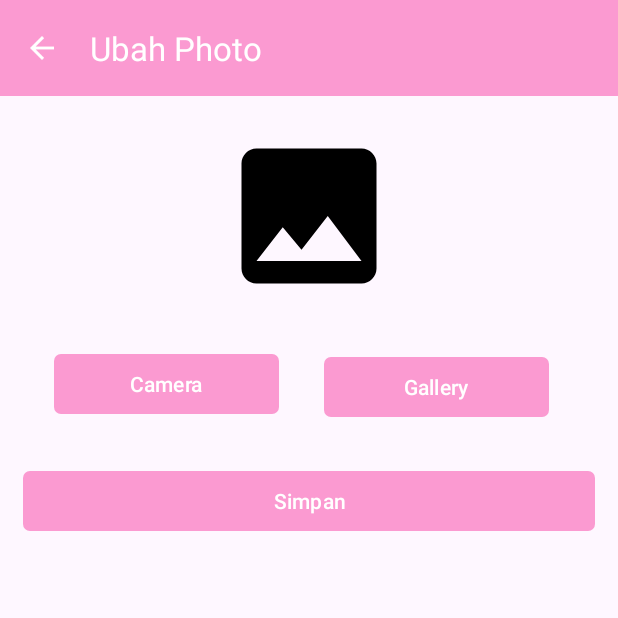
After one commit to rissrgr/Lost-Found_Riris-Iyut, an Android app: the ProfileManageActivity screen opened directly, with no data from a screen before it, on a phone screen of 412 x 824 dp, the top half of it. The commit adds this screen. Run offline under Robolectric (Android 15) with nearby library versions, the phone set to English and light mode, and no system bars; network calls fail; pictures from the network do not load; Roboto replaces fonts that are not available here.

Commit message:
lost-found-11s21004

```diff
--- a/app/src/main/AndroidManifest.xml
+++ b/app/src/main/AndroidManifest.xml
@@ -3,6 +3,9 @@
     xmlns:tools="http://schemas.android.com/tools">
 
     <uses-permission android:name="android.permission.INTERNET" />
+    <uses-permission
+        android:name="android.permission.WRITE_EXTERNAL_STORAGE"
+        android:maxSdkVersion="28" />
 
     <application
         android:allowBackup="true"
@@ -14,6 +17,9 @@
         android:supportsRtl="true"
         android:theme="@style/Theme.LostFounds"
         tools:targetApi="31">
+        <activity
+            android:name=".presentation.profile.ProfileManageActivity"
+            android:exported="false" />
         <activity
             android:name=".presentation.lostfound.LostFoundFavoriteActivity"
             android:exported="false" />
--- a/app/src/main/java/com/ifs21004/lostfounds/presentation/main/MainActivity.kt
+++ b/app/src/main/java/com/ifs21004/lostfounds/presentation/main/MainActivity.kt
@@ -4,6 +4,7 @@ import android.content.Intent
 import android.os.Bundle
 import android.util.Log
 import android.view.View
+import android.widget.SearchView
 import android.widget.Toast
 import androidx.activity.result.contract.ActivityResultContracts
 import androidx.activity.viewModels
@@ -11,7 +12,6 @@ import androidx.appcompat.app.AppCompatActivity
 import androidx.core.content.ContextCompat
 import androidx.recyclerview.widget.DividerItemDecoration
 import androidx.recyclerview.widget.LinearLayoutManager
-import android.widget.SearchView
 import com.ifs18005.delcomtodo.data.remote.response.DelcomLostFoundsResponse
 import com.ifs18005.delcomtodo.data.remote.response.LostFoundsItemResponse
 import com.ifs21004.lostfounds.R
--- /dev/null
+++ b/app/src/main/java/com/ifs21004/lostfounds/presentation/profile/ProfileManageActivity.kt
@@ -0,0 +1,170 @@
+package com.ifs21004.lostfounds.presentation.profile
+
+import android.content.Intent
+import android.net.Uri
+import android.os.Bundle
+import android.provider.MediaStore
+import android.view.View
+import android.widget.Toast
+import androidx.activity.result.contract.ActivityResultContracts
+import androidx.activity.viewModels
+import androidx.appcompat.app.AlertDialog
+import androidx.appcompat.app.AppCompatActivity
+import com.bumptech.glide.Glide
+import com.ifs21004.lostfounds.R
+import com.ifs21004.lostfounds.data.remote.MyResult
+import com.ifs21004.lostfounds.databinding.ActivityChangeProfileBinding
+import com.ifs21004.lostfounds.helper.Utils.Companion.observeOnce
+import com.ifs21004.lostfounds.helper.getImageUri
+import com.ifs21004.lostfounds.presentation.ViewModelFactory
+import okhttp3.MediaType.Companion.toMediaType
+import okhttp3.MultipartBody
+import okhttp3.RequestBody.Companion.toRequestBody
+
+class ProfileManageActivity : AppCompatActivity() {
+
+    private lateinit var binding: ActivityChangeProfileBinding
+    private var currentImageUri: Uri? = null
+    private val viewModel: ProfileViewModel by viewModels {
+        ViewModelFactory.getInstance(this)
+    }
+
+    override fun onCreate(savedInstanceState: Bundle?) {
+        super.onCreate(savedInstanceState)
+        binding = ActivityChangeProfileBinding.inflate(layoutInflater)
+        setContentView(binding.root)
+        setupView()
+        setupAction()
+    }
+
+    private fun setupView() {
+        showLoading(false)
+    }
+
+    private fun setupAction() {
+        binding.apply {
+            appbarLostFoundManage.title = "Ubah Photo"
+
+            btnSave.setOnClickListener {
+
+                if (currentImageUri != null) {
+                    val imageFile = currentImageUri?.let { uri ->
+                        contentResolver.openInputStream(uri)?.use { inputStream ->
+                            val imageRequestBody =
+                                inputStream.readBytes().toRequestBody("image/*".toMediaType())
+                            MultipartBody.Part.createFormData("photo", "photo.jpg", imageRequestBody)
+                        }
+                    }
+                    if (imageFile != null) {
+                        editPhoto(imageFile)
+
+                    }
+                } else {
+                    AlertDialog.Builder(this@ProfileManageActivity).apply {
+                        setTitle("Oh No!")
+                        setMessage("Pilih gambar terlebih dahulu!")
+                        setPositiveButton("Oke") { _, _ -> }
+                        create()
+                        show()
+                    }
+                }
+            }
+
+            btnCamera.setOnClickListener {
+                startCamera()
+            }
+
+            btnGallery.setOnClickListener {
+                startGallery()
+            }
+        }
+    }
+
+    private fun startGallery() {
+        launcherGallery.launch(
+            Intent(
+                Intent.ACTION_PICK,
+                MediaStore.Images.Media.EXTERNAL_CONTENT_URI
+            )
+        )
+    }
+
+    private fun startCamera() {
+        currentImageUri = getImageUri(this)
+        launcherIntentCamera.launch(currentImageUri)
+    }
+
+    private val launcherIntentCamera = registerForActivityResult(
+        ActivityResultContracts.TakePicture()
+    ) { isSuccess ->
+        if (isSuccess) {
+            showImage()
+        }
+    }
+
+    private val launcherGallery = registerForActivityResult(
+        ActivityResultContracts.StartActivityForResult()
+    ) { result ->
+        if (result.resultCode == RESULT_OK) {
+            val data: Intent? = result.data
+            val selectedImageUri: Uri? = data?.data
+            selectedImageUri?.let {
+                currentImageUri = it
+                showImage()
+            }
+        } else {
+            Toast.makeText(
+                applicationContext,
+                "Tidak ada media yang dipilih!",
+                Toast.LENGTH_SHORT
+            ).show()
+        }
+    }
+
+    private fun showImage() {
+        currentImageUri?.let {
+            Glide.with(this@ProfileManageActivity)
+                .load(it)
+                .placeholder(R.drawable.ic_image_24)
+                .into(binding.ivAccountManageCover)
+        }
+    }
+
+    private fun editPhoto( cover: MultipartBody.Part) {
+        viewModel.editPhoto(cover).observeOnce { result ->
+            when (result) {
+                is MyResult.Loading -> {
+                    showLoading(true)
+                }
+                is MyResult.Success -> {
+                    // Handle success
+                    showLoading(false)
+                    Toast.makeText(
+                        applicationContext,
+                        "Berhasil mengubah foto profil!",
+                        Toast.LENGTH_SHORT
+                    ).show()
+                    startActivity(Intent(this@ProfileManageActivity,ProfileActivity::class.java))
+                    finish()
+                }
+                is MyResult.Error -> {
+                    // Handle error
+                    showLoading(false)
+                    AlertDialog.Builder(this@ProfileManageActivity).apply {
+                        setTitle("Oh No!")
+                        setMessage(result.error)
+                        setPositiveButton("Oke") { _, _ -> }
+                        create()
+                        show()
+                    }
+                }
+            }
+        }
+    }
+
+    private fun showLoading(isLoading: Boolean) {
+        binding.pbManage.visibility = if (isLoading) View.VISIBLE else View.GONE
+        binding.btnSave.isActivated = !isLoading
+        binding.btnSave.text = if (isLoading) "" else "Simpan"
+    }
+}
--- /dev/null
+++ b/app/src/main/res/drawable/ic_camera.xml
@@ -0,0 +1,6 @@
+<vector android:height="24dp" android:tint="#000000"
+    android:viewportHeight="24" android:viewportWidth="24"
+    android:width="24dp" xmlns:android="http://schemas.android.com/apk/res/android">
+    <path android:fillColor="@android:color/white" android:pathData="M12,12m-3.2,0a3.2,3.2 0,1 1,6.4 0a3.2,3.2 0,1 1,-6.4 0"/>
+    <path android:fillColor="@android:color/white" android:pathData="M9,2L7.17,4L4,4c-1.1,0 -2,0.9 -2,2v12c0,1.1 0.9,2 2,2h16c1.1,0 2,-0.9 2,-2L22,6c0,-1.1 -0.9,-2 -2,-2h-3.17L15,2L9,2zM12,17c-2.76,0 -5,-2.24 -5,-5s2.24,-5 5,-5 5,2.24 5,5 -2.24,5 -5,5z"/>
+</vector>
--- /dev/null
+++ b/app/src/main/res/drawable/ic_gallery.xml
@@ -0,0 +1,5 @@
+<vector android:height="24dp" android:tint="#000000"
+    android:viewportHeight="24" android:viewportWidth="24"
+    android:width="24dp" xmlns:android="http://schemas.android.com/apk/res/android">
+    <path android:fillColor="@android:color/white" android:pathData="M22,16L22,4c0,-1.1 -0.9,-2 -2,-2L8,2c-1.1,0 -2,0.9 -2,2v12c0,1.1 0.9,2 2,2h12c1.1,0 2,-0.9 2,-2zM11,12l2.03,2.71L16,11l4,5L8,16l3,-4zM2,6v14c0,1.1 0.9,2 2,2h14v-2L4,20L4,6L2,6z"/>
+</vector>
--- /dev/null
+++ b/app/src/main/res/layout/activity_change_profile.xml
@@ -0,0 +1,106 @@
+<?xml version="1.0" encoding="utf-8"?>
+<LinearLayout
+    xmlns:android="http://schemas.android.com/apk/res/android"
+    xmlns:app="http://schemas.android.com/apk/res-auto"
+    xmlns:tools="http://schemas.android.com/tools"
+    android:layout_width="match_parent"
+    android:layout_height="match_parent"
+    android:orientation="vertical"
+    tools:context=".presentation.profile.ProfileManageActivity">
+
+    <com.google.android.material.appbar.AppBarLayout
+        android:id="@+id/appbarLayoutTodoManage"
+        android:layout_width="match_parent"
+        android:layout_height="wrap_content"
+        tools:visibility="visible">
+
+        <com.google.android.material.appbar.MaterialToolbar
+            android:id="@+id/appbarLostFoundManage"
+            android:layout_width="match_parent"
+            android:layout_height="?attr/actionBarSize"
+            android:background="@color/pink"
+            app:navigationIcon="@drawable/ic_arrow_back_24"
+            app:navigationIconTint="@color/white"
+            app:title="Tambah Todo"
+            app:titleTextColor="@color/white" />
+
+    </com.google.android.material.appbar.AppBarLayout>
+
+    <ScrollView
+        android:layout_width="match_parent"
+        android:layout_height="match_parent"
+        tools:ignore="SpeakableTextPresentCheck">
+
+        <androidx.constraintlayout.widget.ConstraintLayout
+            android:layout_width="match_parent"
+            android:layout_height="wrap_content"
+            android:paddingStart="15dp"
+            android:paddingEnd="15dp"
+            android:paddingBottom="50dp">
+
+            <ImageView
+                android:id="@+id/ivAccountManageCover"
+                android:layout_width="300dp"
+                android:layout_height="120dp"
+                android:layout_marginTop="20dp"
+                app:layout_constraintEnd_toEndOf="parent"
+                app:layout_constraintStart_toStartOf="parent"
+                app:layout_constraintTop_toTopOf="parent"
+                app:srcCompat="@drawable/ic_image_24"
+                tools:ignore="MissingConstraints" />
+
+            <Button
+                android:id="@+id/btnSave"
+                android:layout_width="0dp"
+                android:layout_height="wrap_content"
+                android:layout_marginTop="30dp"
+                android:text="Simpan"
+                android:textSize="14sp"
+                app:cornerRadius="2pt"
+                app:layout_constraintEnd_toEndOf="parent"
+                app:layout_constraintStart_toStartOf="parent"
+                app:layout_constraintTop_toBottomOf="@+id/btnCamera" />
+
+            <ProgressBar
+                android:id="@+id/pbManage"
+                style="?android:attr/progressBarStyle"
+                android:layout_width="wrap_content"
+                android:layout_height="wrap_content"
+                android:indeterminateTint="@color/white"
+                app:layout_constraintBottom_toBottomOf="@+id/btnSave"
+                app:layout_constraintEnd_toEndOf="parent"
+                app:layout_constraintStart_toStartOf="@+id/btnSave"
+                app:layout_constraintTop_toTopOf="@+id/btnSave" />
+
+
+            <Button
+                android:id="@+id/btnCamera"
+                android:layout_width="150dp"
+                android:layout_height="wrap_content"
+                android:layout_marginTop="28dp"
+                android:layout_marginEnd="10dp"
+                android:text="Camera"
+                app:cornerRadius="2pt"
+                app:layout_constraintEnd_toStartOf="@+id/btnGallery"
+                app:layout_constraintStart_toStartOf="parent"
+                app:layout_constraintTop_toBottomOf="@+id/ivAccountManageCover" />
+
+            <Button
+                android:id="@+id/btnGallery"
+                android:layout_width="150dp"
+                android:layout_height="wrap_content"
+                android:layout_marginTop="30dp"
+                android:layout_marginEnd="10dp"
+                android:text="Gallery"
+                app:cornerRadius="2pt"
+                app:layout_constraintEnd_toEndOf="parent"
+                app:layout_constraintStart_toEndOf="@+id/btnCamera"
+                app:layout_constraintTop_toBottomOf="@+id/ivAccountManageCover" />
+
+
+
+        </androidx.constraintlayout.widget.ConstraintLayout>
+
+    </ScrollView>
+
+</LinearLayout>
```
Also changed, not shown: app/src/main/java/com/ifs21004/lostfounds/data/remote/retrofit/IApiService.kt (+16 -0 lines), app/src/main/java/com/ifs21004/lostfounds/data/repository/UserRepository.kt (+21 -0 lines), app/src/main/java/com/ifs21004/lostfounds/helper/MyImage.kt (added, +123 -0 lines), app/src/main/java/com/ifs21004/lostfounds/presentation/profile/ProfileActivity.kt (+12 -2 lines), app/src/main/java/com/ifs21004/lostfounds/presentation/profile/ProfileViewModel.kt (+7 -0 lines), app/src/main/res/layout/activity_profile.xml (+11 -0 lines).
